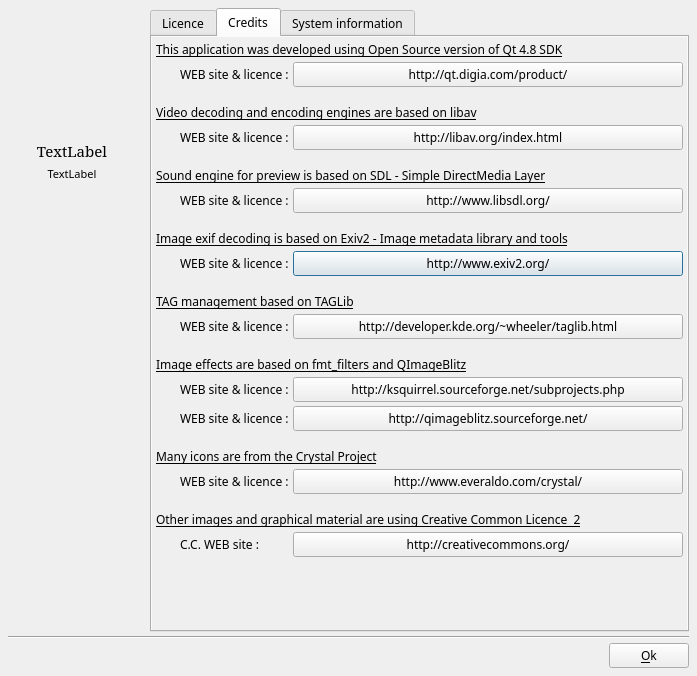
The window that src/ffDiaporama/DlgAbout/DlgAbout.ui (boenki/ffdiaporama) describes before a commit, drawn with Qt 5.
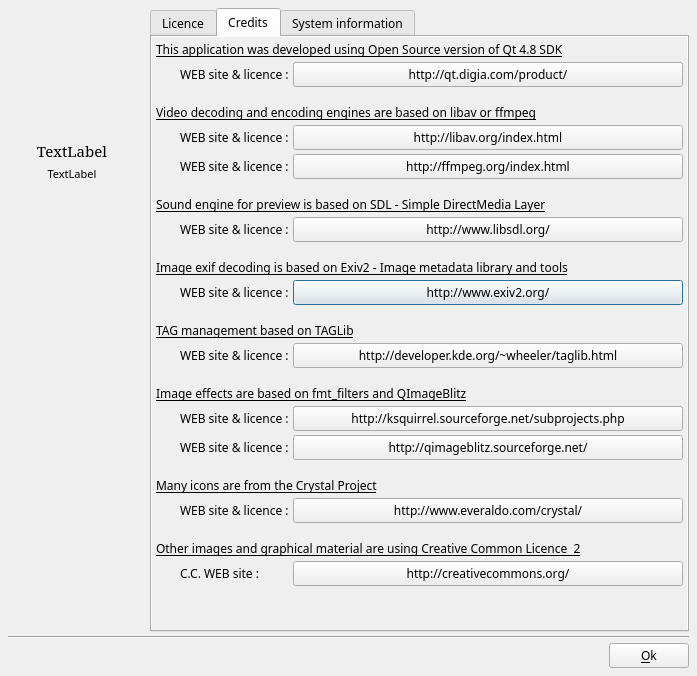
The same window after the commit. Icons and pictures are not drawn.

```diff
--- a/src/ffDiaporama/DlgAbout/DlgAbout.ui
+++ b/src/ffDiaporama/DlgAbout/DlgAbout.ui
@@ -236,8 +236,8 @@
                <rect>
                 <x>0</x>
                 <y>0</y>
-                <width>530</width>
-                <height>587</height>
+                <width>528</width>
+                <height>591</height>
                </rect>
               </property>
               <layout class="QGridLayout" name="gridLayout_2">
@@ -288,7 +288,7 @@
                  </property>
                 </widget>
                </item>
-               <item row="7" column="2">
+               <item row="8" column="2">
                 <widget class="QPushButton" name="EXIV2WebSiteBT">
                  <property name="sizePolicy">
                   <sizepolicy hsizetype="Preferred" vsizetype="Fixed">
@@ -319,7 +319,7 @@
                   </font>
                  </property>
                  <property name="text">
-                  <string>Video decoding and encoding engines are based on libav</string>
+                  <string>Video decoding and encoding engines are based on libav or ffmpeg</string>
                  </property>
                  <property name="alignment">
                   <set>Qt::AlignBottom|Qt::AlignLeading|Qt::AlignLeft</set>
@@ -336,7 +336,7 @@
                  </property>
                 </widget>
                </item>
-               <item row="4" column="0" colspan="3">
+               <item row="5" column="0" colspan="3">
                 <widget class="QLabel" name="label_8">
                  <property name="minimumSize">
                   <size>
@@ -360,14 +360,14 @@
                  </property>
                 </widget>
                </item>
-               <item row="5" column="1">
+               <item row="6" column="1">
                 <widget class="QLabel" name="label_9">
                  <property name="text">
                   <string>WEB site &amp; licence :</string>
                  </property>
                 </widget>
                </item>
-               <item row="6" column="0" colspan="3">
+               <item row="7" column="0" colspan="3">
                 <widget class="QLabel" name="label_10">
                  <property name="minimumSize">
                   <size>
@@ -391,14 +391,14 @@
                  </property>
                 </widget>
                </item>
-               <item row="7" column="1">
+               <item row="8" column="1">
                 <widget class="QLabel" name="label_11">
                  <property name="text">
                   <string>WEB site &amp; licence :</string>
                  </property>
                 </widget>
                </item>
-               <item row="17" column="0" colspan="3">
+               <item row="18" column="0" colspan="3">
                 <widget class="QLabel" name="label_12">
                  <property name="minimumSize">
                   <size>
@@ -422,21 +422,21 @@
                  </property>
                 </widget>
                </item>
-               <item row="19" column="1">
+               <item row="20" column="1">
                 <widget class="QLabel" name="label_13">
                  <property name="text">
                   <string>C.C. WEB site :</string>
                  </property>
                 </widget>
                </item>
-               <item row="15" column="1">
+               <item row="16" column="1">
                 <widget class="QLabel" name="label_15">
                  <property name="text">
                   <string>WEB site &amp; licence :</string>
                  </property>
                 </widget>
                </item>
-               <item row="14" column="0" colspan="3">
+               <item row="15" column="0" colspan="3">
                 <widget class="QLabel" name="label_14">
                  <property name="minimumSize">
                   <size>
@@ -460,7 +460,7 @@
                  </property>
                 </widget>
                </item>
-               <item row="10" column="0" colspan="3">
+               <item row="11" column="0" colspan="3">
                 <widget class="QLabel" name="label_16">
                  <property name="minimumSize">
                   <size>
@@ -484,14 +484,14 @@
                  </property>
                 </widget>
                </item>
-               <item row="12" column="1">
+               <item row="13" column="1">
                 <widget class="QLabel" name="label_17">
                  <property name="text">
                   <string>WEB site &amp; licence :</string>
                  </property>
                 </widget>
                </item>
-               <item row="20" column="2">
+               <item row="21" column="2">
                 <spacer name="verticalSpacer_2">
                  <property name="orientation">
                   <enum>Qt::Vertical</enum>
@@ -522,7 +522,7 @@
                 </widget>
                </item>
                <item row="3" column="2">
-                <widget class="QPushButton" name="ffMPEGWebSiteBT">
+                <widget class="QPushButton" name="LibAVWebSiteBT">
                  <property name="sizePolicy">
                   <sizepolicy hsizetype="Preferred" vsizetype="Fixed">
                    <horstretch>0</horstretch>
@@ -538,7 +538,7 @@
                  </property>
                 </widget>
                </item>
-               <item row="5" column="2">
+               <item row="6" column="2">
                 <widget class="QPushButton" name="SDLWebSiteBT">
                  <property name="sizePolicy">
                   <sizepolicy hsizetype="Preferred" vsizetype="Fixed">
@@ -555,7 +555,7 @@
                  </property>
                 </widget>
                </item>
-               <item row="12" column="2">
+               <item row="13" column="2">
                 <widget class="QPushButton" name="FMTFWebSiteBT">
                  <property name="sizePolicy">
                   <sizepolicy hsizetype="Preferred" vsizetype="Fixed">
@@ -572,7 +572,7 @@
                  </property>
                 </widget>
                </item>
-               <item row="15" column="2">
+               <item row="16" column="2">
                 <widget class="QPushButton" name="CrystalWebSiteBT">
                  <property name="sizePolicy">
                   <sizepolicy hsizetype="Preferred" vsizetype="Fixed">
@@ -589,7 +589,7 @@
                  </property>
                 </widget>
                </item>
-               <item row="19" column="2">
+               <item row="20" column="2">
                 <widget class="QPushButton" name="CC2WebSiteBT">
                  <property name="sizePolicy">
                   <sizepolicy hsizetype="Preferred" vsizetype="Fixed">
@@ -606,7 +606,7 @@
                  </property>
                 </widget>
                </item>
-               <item row="8" column="0" colspan="3">
+               <item row="9" column="0" colspan="3">
                 <widget class="QLabel" name="label_20">
                  <property name="minimumSize">
                   <size>
@@ -630,14 +630,14 @@
                  </property>
                 </widget>
                </item>
-               <item row="9" column="1">
+               <item row="10" column="1">
                 <widget class="QLabel" name="label_21">
                  <property name="text">
                   <string>WEB site &amp; licence :</string>
                  </property>
                 </widget>
                </item>
-               <item row="9" column="2">
+               <item row="10" column="2">
                 <widget class="QPushButton" name="TAGLibWebSiteBT">
                  <property name="sizePolicy">
                   <sizepolicy hsizetype="Preferred" vsizetype="Fixed">
@@ -654,14 +654,14 @@
                  </property>
                 </widget>
                </item>
-               <item row="13" column="1">
+               <item row="14" column="1">
                 <widget class="QLabel" name="label_22">
                  <property name="text">
                   <string>WEB site &amp; licence :</string>
                  </property>
                 </widget>
                </item>
-               <item row="13" column="2">
+               <item row="14" column="2">
                 <widget class="QPushButton" name="QIBWebSiteBT">
                  <property name="sizePolicy">
                   <sizepolicy hsizetype="Preferred" vsizetype="Fixed">
@@ -678,6 +678,30 @@
                  </property>
                 </widget>
                </item>
+               <item row="4" column="1">
+                <widget class="QLabel" name="label_23">
+                 <property name="text">
+                  <string>WEB site &amp; licence :</string>
+                 </property>
+                </widget>
+               </item>
+               <item row="4" column="2">
+                <widget class="QPushButton" name="ffMPEGWebSiteBT">
+                 <property name="sizePolicy">
+                  <sizepolicy hsizetype="Preferred" vsizetype="Fixed">
+                   <horstretch>0</horstretch>
+                   <verstretch>0</verstretch>
+                  </sizepolicy>
+                 </property>
+                 <property name="text">
+                  <string notr="true">http://ffmpeg.org/index.html</string>
+                 </property>
+                 <property name="icon">
+                  <iconset resource="../../../RSCffDiaporama.qrc">
+                   <normaloff>:/img/Internet.png</normaloff>:/img/Internet.png</iconset>
+                 </property>
+                </widget>
+               </item>
               </layout>
              </widget>
             </widget>
```
Left out of the diff: 2 changed lines with no effect on the pictures.
